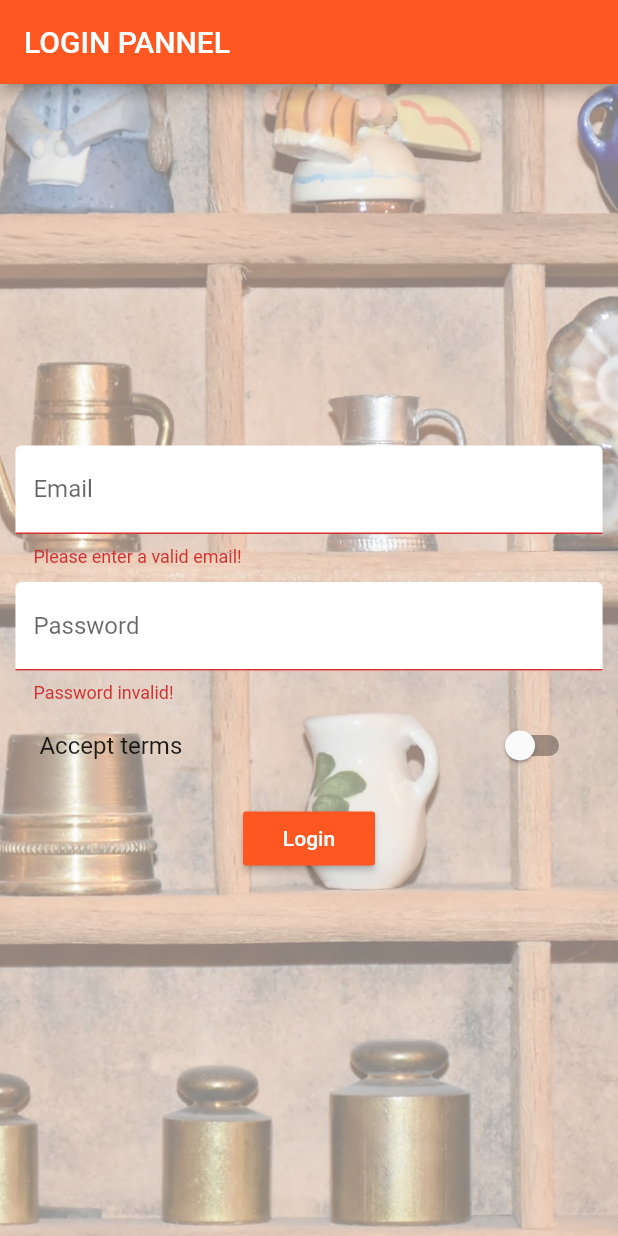
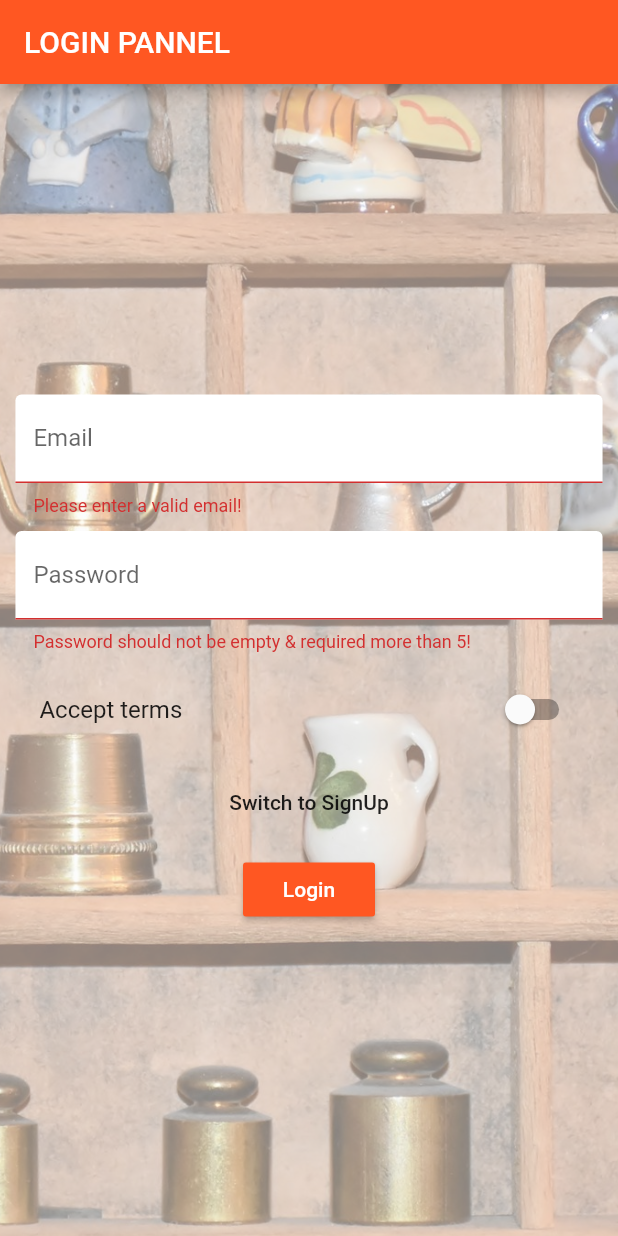
Before and after one commit to sohagmahin/EasyList, a Flutter app: the screen it shows after launch, after a tap on "Login", on a phone screen of 412 x 824 dp. Run offline on Flutter 3.47's test engine with Material 2 defaults, Android fonts, the phone set to English and light mode, and no system bars; accounts and stored records are empty.

Commit message:
Added confirm Password TextField

```diff
--- a/lib/pages/auth.dart
+++ b/lib/pages/auth.dart
@@ -1,6 +1,8 @@
 import 'package:flutter/material.dart';
 import 'package:scoped_model/scoped_model.dart';
 import '../scoped-model/main.dart';
+
+enum AuthMode { SignUp, Login }
 
 class Auth extends StatefulWidget {
   @override
@@ -19,6 +21,8 @@ class _Auth extends State<Auth> {
   // String _passwordValue;
   // bool _acceptingSwitch = false;
   final GlobalKey<FormState> _formKey = GlobalKey<FormState>();
+  TextEditingController _passwordEditingController = TextEditingController();
+  AuthMode _authMode = AuthMode.Login;
 
   DecorationImage _buildBackgroundImage() {
     return DecorationImage(
@@ -38,7 +42,11 @@ class _Auth extends State<Auth> {
   }
 
   String validatorPassword(String value) {
-    return value.isEmpty || value.length < 5 ? 'Password invalid!' : null;
+    return value.isEmpty || value.length<5 ? 'Password should not be empty & required more than 5!' : null;
+  }
+
+  String validatorConfirmPassword(String value) {
+    return _passwordEditingController.text!= value ? 'Do not match!' : null;
   }
 
   Widget _buildEmailTextField() {
@@ -58,7 +66,20 @@ class _Auth extends State<Auth> {
       decoration: InputDecoration(
           labelText: 'Password', filled: true, fillColor: Colors.white),
       obscureText: true,
+      controller: _passwordEditingController,
       validator: validatorPassword,
+      onSaved: (String value) {
+        _formData['password'] = value;
+      },
+    );
+  }
+
+  Widget _buildConfirmPasswordTextField() {
+    return TextFormField(
+      decoration: InputDecoration(
+          labelText: 'Confirm Password', filled: true, fillColor: Colors.white),
+      obscureText: true,
+      validator: validatorConfirmPassword,
       onSaved: (String value) {
         _formData['password'] = value;
       },
@@ -114,7 +135,25 @@ class _Auth extends State<Auth> {
                           _buildEmailTextField(),
                           SizedBox(height: 10.0),
                           _buildPasswordTextField(),
+                          SizedBox(height: 10.0),
+                          _authMode == AuthMode.SignUp
+                              ? _buildConfirmPasswordTextField()
+                              : Container(),
                           _buildAcceptSwitch(),
+                          SizedBox(
+                            height: 10,
+                          ),
+                          FlatButton(
+                            child: Text(
+                                "Switch to ${AuthMode.Login == _authMode ? 'SignUp' : 'Login'}"),
+                            onPressed: () {
+                              setState(() {
+                                _authMode = _authMode == AuthMode.SignUp
+                                    ? AuthMode.Login
+                                    : AuthMode.SignUp;
+                              });
+                            },
+                          ),
                           SizedBox(height: 10),
                           ScopedModelDescendant<MainModel>(
                             builder: (BuildContext context, Widget child,
```
